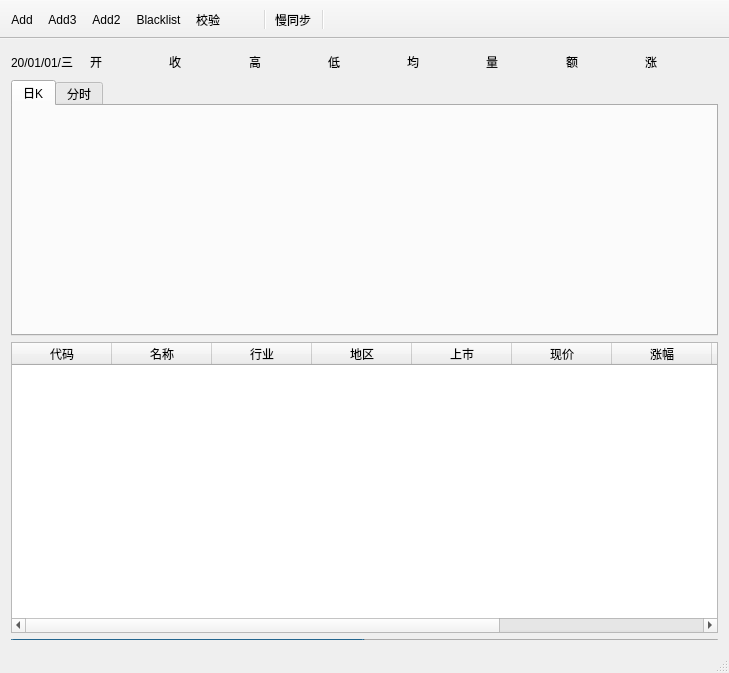
Qt form mainwindow.ui (aralehuan/QtDemo) before a commit.
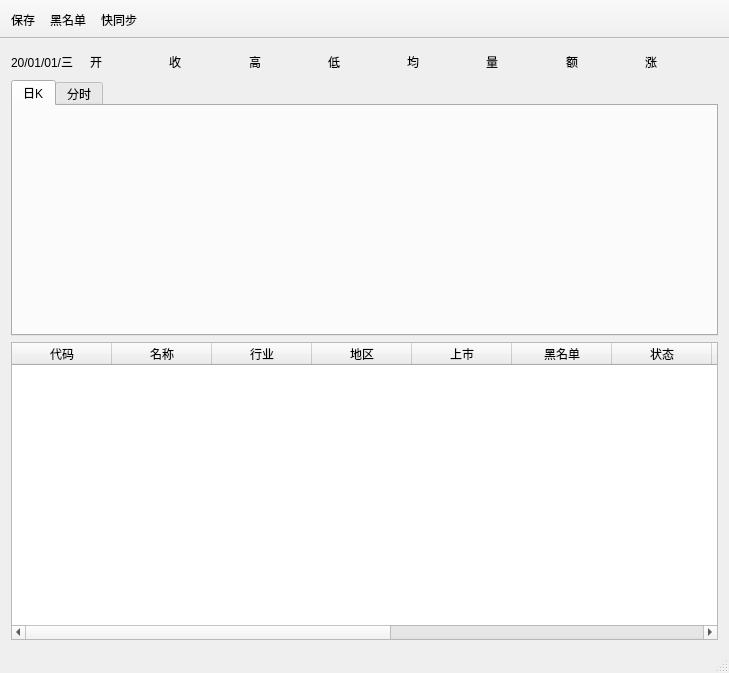
The same form after that commit. Icons and pictures are not drawn. Custom widgets are drawn as their Qt base class.

```diff
--- a/mainwindow.ui
+++ b/mainwindow.ui
@@ -193,6 +193,16 @@
         <string>上市</string>
        </property>
       </column>
+      <column>
+       <property name="text">
+        <string>黑名单</string>
+       </property>
+      </column>
+      <column>
+       <property name="text">
+        <string>状态</string>
+       </property>
+      </column>
       <column>
        <property name="text">
         <string>现价</string>
@@ -215,25 +225,14 @@
       </column>
       <column>
        <property name="text">
-        <string>黑名单</string>
+        <string>7天涨跌比</string>
        </property>
       </column>
-     </widget>
-    </item>
-    <item>
-     <widget class="QProgressBar" name="progressBar">
-      <property name="maximumSize">
-       <size>
-        <width>16777215</width>
-        <height>1</height>
-       </size>
-      </property>
-      <property name="value">
-       <number>50</number>
-      </property>
-      <property name="textVisible">
-       <bool>false</bool>
-      </property>
+      <column>
+       <property name="text">
+        <string>连涨</string>
+       </property>
+      </column>
      </widget>
     </item>
    </layout>
@@ -264,29 +263,11 @@
    <attribute name="toolBarBreak">
     <bool>false</bool>
    </attribute>
-   <addaction name="toolSync"/>
    <addaction name="toolSave"/>
-   <addaction name="toolAnalyse"/>
    <addaction name="toolBlacklist"/>
-   <addaction name="tookCheck"/>
+   <addaction name="toolQuickSync"/>
    <addaction name="space"/>
-   <addaction name="separator"/>
-   <addaction name="toolSafeSync"/>
-   <addaction name="separator"/>
   </widget>
-  <action name="toolSync">
-   <property name="icon">
-    <iconset resource="qtdemo.qrc">
-     <normaloff>:/toolbar/Res/sync.jpg</normaloff>
-     <normalon>:/toolbar/D:/BaiduNetdiskDownload/QT/Qt360-10.0/resource/advtools/360AntiVirus_32.png</normalon>:/toolbar/Res/sync.jpg</iconset>
-   </property>
-   <property name="text">
-    <string>Add</string>
-   </property>
-   <property name="toolTip">
-    <string>同步历史数据</string>
-   </property>
-  </action>
   <action name="toolAnalyse">
    <property name="icon">
     <iconset resource="qtdemo.qrc">
@@ -294,7 +275,7 @@
      <normalon>:/toolbar/D:/BaiduNetdiskDownload/QT/Qt360-10.0/resource/advtools/360ask_32.png</normalon>:/toolbar/Res/analyse.jpg</iconset>
    </property>
    <property name="text">
-    <string>Add2</string>
+    <string>分析</string>
    </property>
    <property name="toolTip">
     <string>分析</string>
@@ -306,7 +287,7 @@
      <normaloff>:/toolbar/Res/save.jpg</normaloff>:/toolbar/Res/save.jpg</iconset>
    </property>
    <property name="text">
-    <string>Add3</string>
+    <string>保存</string>
    </property>
    <property name="toolTip">
     <string>保存</string>
@@ -361,7 +342,7 @@
      <normaloff>Res/blacklist.jpg</normaloff>Res/blacklist.jpg</iconset>
    </property>
    <property name="text">
-    <string>Blacklist</string>
+    <string>黑名单</string>
    </property>
    <property name="toolTip">
     <string>设置ST股黑名单</string>
@@ -399,6 +380,26 @@
     <string>数据校验</string>
    </property>
   </action>
+  <action name="toolQuickSync">
+   <property name="icon">
+    <iconset resource="qtdemo.qrc">
+     <normaloff>:/toolbar/Res/rabbit.png</normaloff>:/toolbar/Res/rabbit.png</iconset>
+   </property>
+   <property name="text">
+    <string>快同步</string>
+   </property>
+   <property name="toolTip">
+    <string>快速同步最新数据</string>
+   </property>
+  </action>
+  <action name="toolRemove">
+   <property name="text">
+    <string>删除</string>
+   </property>
+   <property name="toolTip">
+    <string>删除历史数据</string>
+   </property>
+  </action>
  </widget>
  <layoutdefault spacing="6" margin="11"/>
  <customwidgets>
```
Left out of the diff: 18 changed lines with no effect on the pictures.
